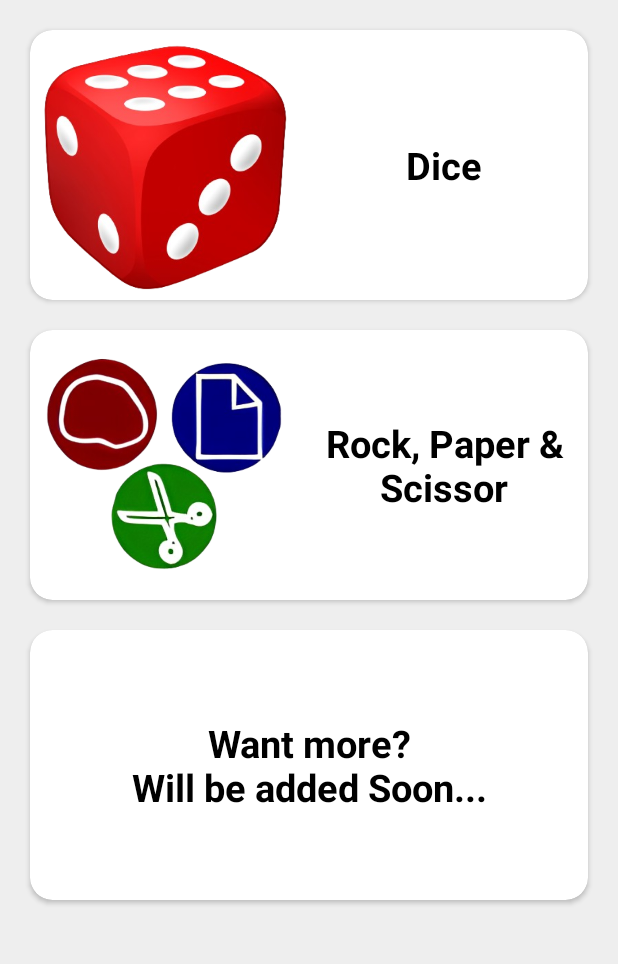
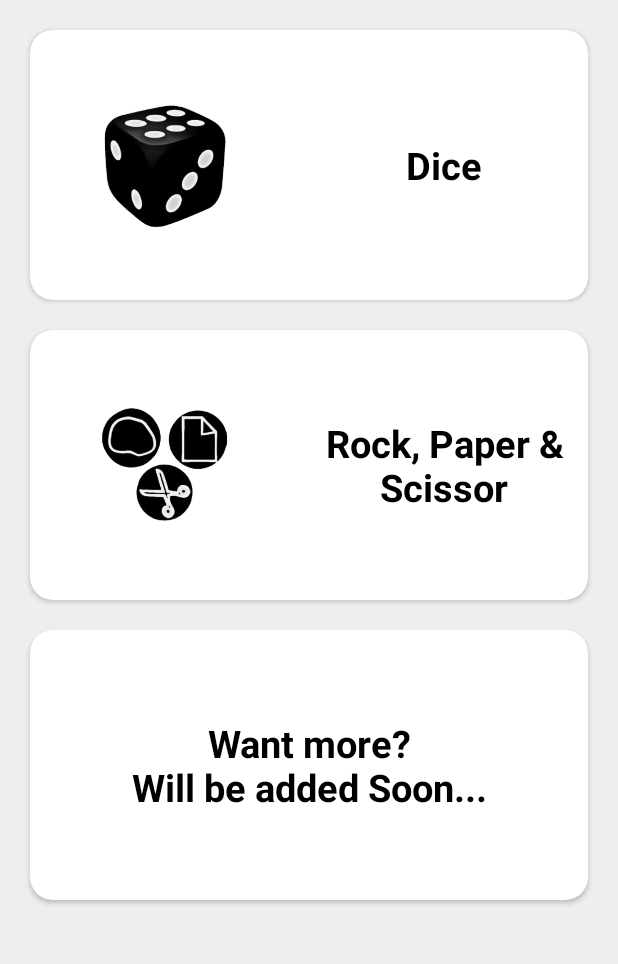
Before and after one commit to thee-smarty/Just-Games, an Android app: the screen it shows after launch (MainActivity), on a phone screen of 412 x 824 dp, the part 90-1054 px from its top. Run offline under Robolectric (Android 15) with nearby library versions, the light colour scheme and no system bars.

Commit message:
Update for google policy!

```diff
--- a/app/build.gradle
+++ b/app/build.gradle
@@ -9,9 +9,9 @@ android {
     defaultConfig {
         applicationId "com.theesmarty.untitled"
         minSdk 23
-        targetSdk 33
-        versionCode 3
-        versionName "1.1.0"
+        targetSdk 34
+        versionCode 5
+        versionName "1.1.2"
 
         testInstrumentationRunner "androidx.test.runner.AndroidJUnitRunner"
     }
--- /dev/null
+++ b/app/src/main/res/drawable/card_bg.xml
@@ -0,0 +1,8 @@
+<?xml version="1.0" encoding="utf-8"?>
+<shape xmlns:android="http://schemas.android.com/apk/res/android">
+    <solid android:color="#FFFFFF"/>
+    <stroke
+        android:width="2dp"
+        android:color="#000000"/>
+    <corners android:radius="15dp"/>
+</shape>
--- a/app/src/main/res/layout/activity_main.xml
+++ b/app/src/main/res/layout/activity_main.xml
@@ -35,6 +35,7 @@
             android:layout_marginTop="20dp"
             app:cardBackgroundColor="#ffffff"
             android:id="@+id/dice"
+            android:background="@drawable/card_bg"
             app:cardCornerRadius="15dp">
 
             <LinearLayout
@@ -45,7 +46,7 @@
                 <ImageView
                     android:layout_width="180dp"
                     android:layout_height="180dp"
-                    android:src="@drawable/dice"/>
+                    android:src="@drawable/dice_game_image"/>
 
                 <TextView
                     android:layout_width="fill_parent"
@@ -68,6 +69,7 @@
             android:layout_marginTop="20dp"
             android:id="@+id/rps"
             app:cardBackgroundColor="#ffffff"
+            android:background="@drawable/card_bg"
             app:cardCornerRadius="15dp">
 
             <LinearLayout
@@ -79,7 +81,7 @@
                 <ImageView
                     android:layout_width="180dp"
                     android:layout_height="180dp"
-                    android:src="@drawable/rps"/>
+                    android:src="@drawable/rps_game_image"/>
 
                 <TextView
                     android:layout_width="fill_parent"
@@ -102,6 +104,7 @@
             android:layout_marginTop="20dp"
             app:cardBackgroundColor="#ffffff"
             android:id="@+id/more"
+            android:background="@drawable/card_bg"
             app:cardCornerRadius="15dp">
 
             <LinearLayout
```
Also changed, not shown: app/src/main/res/drawable/dice_game_image.png (added), app/src/main/res/drawable/rps_game_image.png (added).
